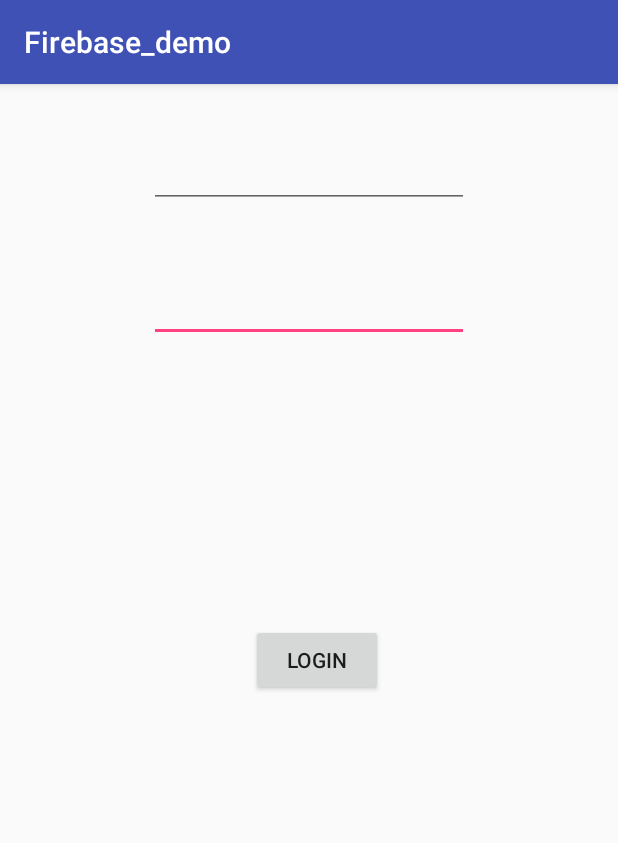
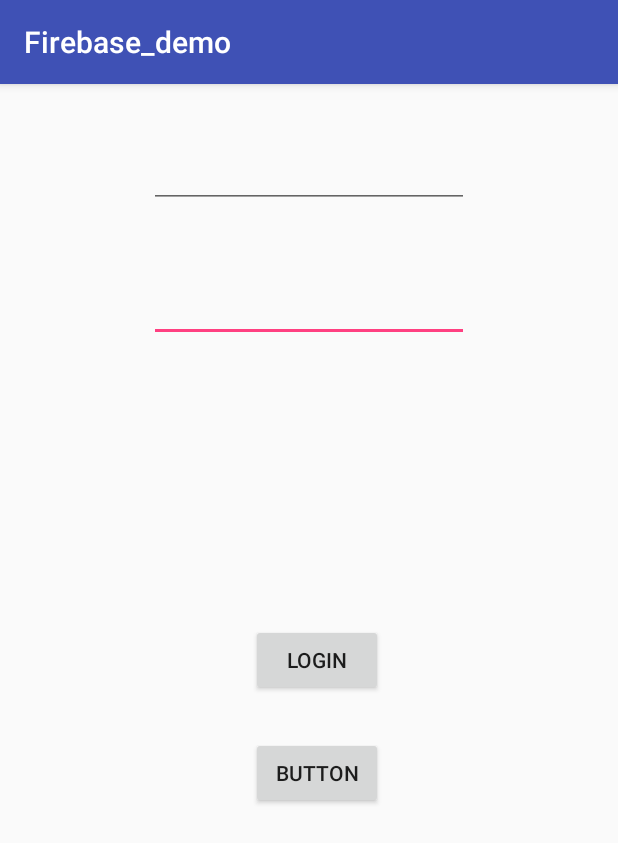
Before and after one commit to lukepan375/Firebase_Demo, an Android app: the screen it shows after launch (LoginActivity), on a phone screen of 412 x 824 dp. Shown: the top 843 px of the screen. Run offline under Robolectric (Android 15) with nearby library versions, the phone set to English and light mode, and no system bars; our stand-ins replace Firebase (no records; nobody signed in at launch, a user with empty details on screens opened directly).

```diff
--- a/app/src/main/java/com/example/firebase_demo/LoginActivity.java
+++ b/app/src/main/java/com/example/firebase_demo/LoginActivity.java
@@ -10,11 +10,17 @@ import android.view.View;
 import android.widget.EditText;
 import android.widget.Toast;
 
+import com.google.android.gms.auth.api.signin.GoogleSignInOptions;
+import com.google.android.gms.common.api.GoogleApiClient;
 import com.google.android.gms.tasks.OnCompleteListener;
 import com.google.android.gms.tasks.Task;
 import com.google.firebase.auth.AuthResult;
 import com.google.firebase.auth.FirebaseAuth;
 import com.google.firebase.auth.FirebaseUser;
+import com.google.firebase.database.DatabaseReference;
+import com.google.firebase.database.FirebaseDatabase;
+
+import java.util.Date;
 
 import static com.example.firebase_demo.R.id.passwd;
 
@@ -22,6 +28,12 @@ public class LoginActivity extends AppCompatActivity {
     private static final String TAG = "LoginActivity";
     private EditText edUserid;
     private EditText edPasswd;
+
+    //Google
+    GoogleSignInOptions googleSignInOptions;
+    GoogleApiClient googleApiClient;
+
+
     FirebaseAuth auth;
     FirebaseAuth.AuthStateListener authStateListener= new FirebaseAuth.AuthStateListener() {
         @Override
@@ -29,9 +41,19 @@ public class LoginActivity extends AppCompatActivity {
 
             //Like Parse we used before.
             FirebaseUser firebaseUser= firebaseAuth.getCurrentUser();
-            Log.d(TAG, "onAuthStateChanged:"+firebaseAuth.getCurrentUser().getUid());
             if(firebaseUser!=null){
+                Log.d(TAG, "onAuthStateChanged:"+firebaseAuth.getCurrentUser().getUid());
+
                 Toast.makeText(LoginActivity.this, "Login Success!!!", Toast.LENGTH_SHORT).show();
+
+                //Add a user data if logon.
+                FirebaseDatabase db = FirebaseDatabase.getInstance();
+                //Get the root of your data,and use this dbr to manipulate your Database..
+                DatabaseReference dbr= db.getReference();
+                //"child" can let you insert the data ,will create it if the key is not exists.
+//                dbr.child("members").child(firebaseUser.getUid()).child("latest_use_time").setValue(new Date().getTime());
+                  LoginActivity.this.finish();
+
             }else{
                 Toast.makeText(LoginActivity.this, "Logged out.", Toast.LENGTH_SHORT).show();
             }
@@ -94,6 +116,16 @@ public class LoginActivity extends AppCompatActivity {
 
     }
 
+    public void googleLogin(){
+        //requestIdToken("Your project id in google,you can find it at firebase console")
+
+//        googleSignInOptions=new GoogleSignInOptions.Builder(GoogleSignInOptions.DEFAULT_SIGN_IN)
+//                .requestEmail()
+//                .requestIdToken()
+//                .build();
+    }
+
+
     private void createUser(String email, String passwd) {
 
         auth.createUserWithEmailAndPassword(email,passwd).addOnCompleteListener(new OnCompleteListener<AuthResult>() {
--- a/app/src/main/res/layout/activity_login.xml
+++ b/app/src/main/res/layout/activity_login.xml
@@ -44,4 +44,15 @@
         android:layout_marginEnd="57dp"
         android:id="@+id/loginBtn"
         android:onClick="login" />
+
+    <Button
+        android:text="Button"
+        android:layout_width="wrap_content"
+        android:layout_height="wrap_content"
+        android:layout_below="@+id/loginBtn"
+        android:layout_alignLeft="@+id/loginBtn"
+        android:layout_alignStart="@+id/loginBtn"
+        android:layout_marginTop="27dp"
+        android:id="@+id/button3"
+        android:onClick="googleLogin" />
 </RelativeLayout>
```
Also changed, not shown: app/src/main/java/com/example/firebase_demo/MainActivity.java (+30 -3 lines), app/src/main/res/layout/activity_main.xml (+11 -1 lines).
